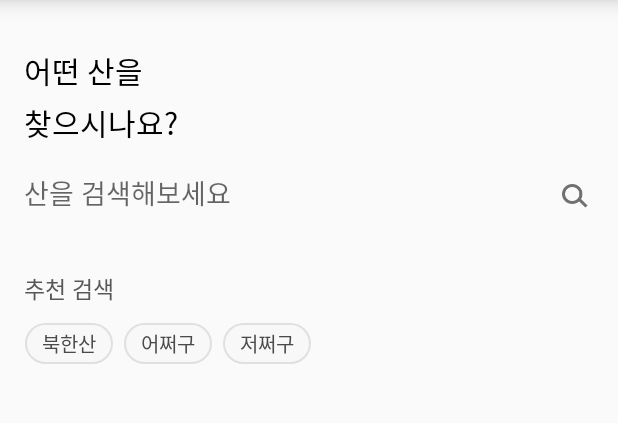
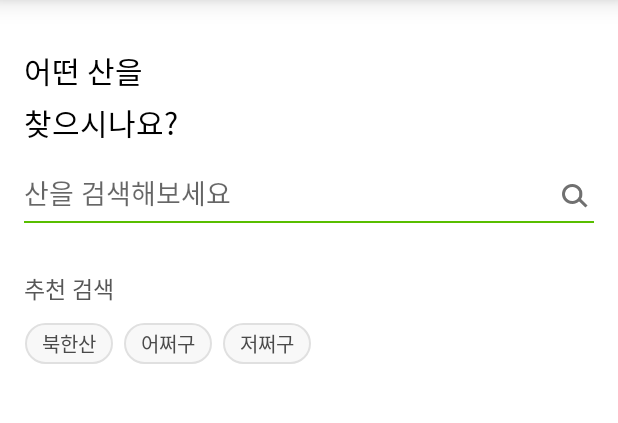
Before and after one commit to seoulsanta/Santa-Android, an Android app: the fragment SearchFragment shown on its own in the app's theme, after a tap on an icon or button, on a phone screen of 412 x 824 dp, the part 96-519 px from its top. Run offline under Robolectric (Android 15) with nearby library versions, the phone set to English and light mode, and no system bars; 1 statement that could not run was skipped.

Commit message:
Search 부분 보완 및 수정

```diff
--- a/SeoulSantaAndroid/app/src/main/java/com/yamgang/seoulsantaandroid/ui/login/LoginActivity.kt
+++ b/SeoulSantaAndroid/app/src/main/java/com/yamgang/seoulsantaandroid/ui/login/LoginActivity.kt
@@ -3,6 +3,7 @@ package com.yamgang.seoulsantaandroid.ui.login
 import androidx.appcompat.app.AppCompatActivity
 import android.os.Bundle
 import android.util.Log
+import android.widget.Toast
 import com.kakao.auth.AuthType
 import com.kakao.auth.Session
 import com.yamgang.seoulsantaandroid.R
@@ -16,6 +17,10 @@ class LoginActivity : AppCompatActivity() {
         setContentView(R.layout.activity_login)
 
         setOnClickListener()
+
+        btn_login_naver.setOnClickListener {
+            Toast.makeText(this, "서비스 준비 중입니다.", Toast.LENGTH_SHORT).show()
+        }
     }
 
     private fun setOnClickListener() {
--- a/SeoulSantaAndroid/app/src/main/java/com/yamgang/seoulsantaandroid/ui/search/SearchFragment.kt
+++ b/SeoulSantaAndroid/app/src/main/java/com/yamgang/seoulsantaandroid/ui/search/SearchFragment.kt
@@ -1,14 +1,17 @@
 package com.yamgang.seoulsantaandroid.ui.search
 
 import android.content.Context
-import android.content.Intent
+import android.graphics.Color
 import android.os.Bundle
+import android.text.Editable
+import android.text.TextWatcher
 import android.transition.TransitionManager
 import android.util.Log
 import android.view.LayoutInflater
 import android.view.View
 import android.view.ViewGroup
 import android.view.inputmethod.InputMethodManager
+import android.widget.Toast
 import androidx.constraintlayout.widget.ConstraintSet
 import androidx.core.view.isGone
 import androidx.fragment.app.Fragment
@@ -27,6 +30,7 @@ import com.yamgang.seoulsantaandroid.ui.search.adapter.SearchResultCourseRVAdapt
 import com.yamgang.seoulsantaandroid.util.ApplicationController
 import com.yamgang.seoulsantaandroid.util.NetworkService
 import kotlinx.android.synthetic.main.fragment_search.*
+import org.jetbrains.anko.backgroundColor
 import retrofit2.Call
 import retrofit2.Callback
 import retrofit2.Response
@@ -68,12 +72,18 @@ class SearchFragment : Fragment() {
         super.onActivityCreated(savedInstanceState)
         getMountainRecommend()
 
+        view_search.isSelected = true
+        view_search_detail.isSelected = true
+
 //        setVisible(search_container)
 //        setGone(search_detail_container)
 
         btn_search_icon.setOnClickListener {
             var search_word: String = edt_search_mountain.text.toString()
-            if (search_word != "") {
+            if (search_word.length < 2) {
+                Toast.makeText(this@SearchFragment.context!!, "두 글자 이상 입력해주세요 :)", Toast.LENGTH_SHORT).show()
+            } else {
+                view_search_detail.isSelected = true
                 getSearchResponse(search_word)
             }
         }
@@ -95,12 +105,23 @@ class SearchFragment : Fragment() {
 
         btn_search_detail.setOnClickListener {
             var search_word: String = edt_search_detail_word.text.toString()
-            getSearchResponse(search_word)
-            refreshFragment()
+            setGone(btn_search_detail)
+            setVisible(btn_search_x)
+
+            if (search_word.length < 2) {
+                Toast.makeText(this@SearchFragment.context!!, "두 글자 이상 입력해주세요 :)", Toast.LENGTH_SHORT).show()
+            } else {
+                view_search_detail.isSelected = true
+                getSearchResponse(search_word)
+            }
+            //refreshFragment()
         }
 
         btn_search_x.setOnClickListener {
             edt_search_detail_word.setText("")
+            view_search_detail.isSelected = false
+            setGone(btn_search_x)
+            setVisible(btn_search_detail)
             try {
                 // 키보드 포커스 주기
                 edt_search_detail_word.requestFocus()
@@ -108,16 +129,49 @@ class SearchFragment : Fragment() {
                 imm.showSoftInput(edt_search_mountain, 0)
             } catch (e: java.lang.Exception) {
             }
-            setGone(btn_search_x)
-            setVisible(btn_search_detail)
+
         }
-
 
         edt_search_detail_word.setOnClickListener {
             setGone(btn_search_x)
             setVisible(btn_search_detail)
         }
 
+        edt_search_detail_word.addTextChangedListener(object : TextWatcher {
+            override fun afterTextChanged(p0: Editable?) {
+            }
+            override fun beforeTextChanged(p0: CharSequence?, p1: Int, p2: Int, p3: Int) {
+            }
+
+            override fun onTextChanged(p0: CharSequence?, p1: Int, p2: Int, p3: Int) {
+                if (p0.toString().length < 2) {
+                    view_search_detail.isSelected = false
+                    view_search.backgroundColor = Color.GRAY
+                } else {
+                    view_search_detail.isSelected = true
+                    view_search.setBackgroundColor(getResources().getColor(R.color.colorMain))
+                }
+            }
+        })
+
+
+        edt_search_mountain.addTextChangedListener(object : TextWatcher {
+            override fun afterTextChanged(p0: Editable?) {
+            }
+
+            override fun beforeTextChanged(p0: CharSequence?, p1: Int, p2: Int, p3: Int) {
+            }
+
+            override fun onTextChanged(p0: CharSequence?, p1: Int, p2: Int, p3: Int) {
+                if (p0.toString().length < 2) {
+                    view_search.isSelected = false
+                    view_search.backgroundColor = Color.GRAY
+                } else {
+                    view_search.isSelected = true
+                    view_search.setBackgroundColor(getResources().getColor(R.color.colorMain))
+                }
+            }
+        })
     }
 
     // 산 검색 서버 통신
@@ -206,7 +260,7 @@ class SearchFragment : Fragment() {
 
     // 검색 결과가 있을 때
     fun getResults() {
-        if (search_detail_container.isGone){
+        if (search_detail_container.isGone) {
             setGone(search_container)
             setVisible(search_detail_container)
         }
@@ -218,7 +272,7 @@ class SearchFragment : Fragment() {
 
     // 검색 결과가 없을 때
     fun getNoResult() {
-        if (search_detail_container.isGone){
+        if (search_detail_container.isGone) {
             setGone(search_container)
             setVisible(search_detail_container)
         }
--- /dev/null
+++ b/SeoulSantaAndroid/app/src/main/res/drawable/selector_search_view.xml
@@ -0,0 +1,5 @@
+<?xml version="1.0" encoding="utf-8"?>
+<selector xmlns:android="http://schemas.android.com/apk/res/android">
+    <item android:state_selected="true" android:drawable="@drawable/colorFocused"/>
+    <item android:state_selected="false" android:drawable="@drawable/colorUnfocused"/>
+</selector>
--- a/SeoulSantaAndroid/app/src/main/res/layout/fragment_search.xml
+++ b/SeoulSantaAndroid/app/src/main/res/layout/fragment_search.xml
@@ -34,8 +34,8 @@
 
         <androidx.constraintlayout.widget.ConstraintLayout android:layout_width="match_parent"
                                                            android:layout_height="match_parent"
-                                                           android:id="@+id/cl_search"
-        >>
+                                                           android:background="@android:color/white"
+                                                           android:id="@+id/cl_search">
             <TextView
                     android:layout_width="wrap_content"
                     android:layout_height="wrap_content"
@@ -68,16 +68,17 @@
                     android:textColor="#575757"
                     android:textSize="15sp"
                     android:fontFamily="@font/kopubworlddotummedium"
-                    app:lineHeight="23sp" app:layout_constraintTop_toBottomOf="@+id/view"
-                    app:layout_constraintStart_toStartOf="@+id/view" android:layout_marginTop="32dp"/>
+                    app:lineHeight="23sp" app:layout_constraintTop_toBottomOf="@+id/view_search"
+                    app:layout_constraintStart_toStartOf="@+id/view_search" android:layout_marginTop="32dp"/>
             <View
                     android:layout_width="0dp"
                     android:layout_height="1dp"
-                    android:id="@+id/view"
+                    android:id="@+id/view_search"
                     android:textColor="@color/colorMain"
                     app:layout_constraintStart_toStartOf="@+id/edt_search_mountain"
                     app:layout_constraintEnd_toEndOf="parent" android:layout_marginEnd="16dp"
-                    app:layout_constraintTop_toBottomOf="@+id/edt_search_mountain"/>
+                    app:layout_constraintTop_toBottomOf="@+id/edt_search_mountain"
+                    android:background="@drawable/selector_search_view"/>
             <ImageView
                     android:layout_width="wrap_content"
                     android:layout_height="wrap_content" app:srcCompat="@drawable/santa_search"
@@ -85,7 +86,7 @@
                     android:padding="10dp" android:paddingRight="20dp"
                     android:paddingTop="20dp" android:layout_marginBottom="-1dp"
                     app:layout_constraintBottom_toBottomOf="@+id/edt_search_mountain" android:layout_marginEnd="-6dp"
-                    app:layout_constraintEnd_toEndOf="@+id/view"/>
+                    app:layout_constraintEnd_toEndOf="@+id/view_search"/>
             <androidx.constraintlayout.widget.ConstraintLayout
                     android:layout_width="wrap_content"
                     android:layout_height="wrap_content"
@@ -175,21 +176,23 @@
                 app:layout_constraintTop_toTopOf="parent" app:layout_constraintStart_toStartOf="parent"
                 app:layout_constraintBottom_toBottomOf="parent" app:layout_constraintHorizontal_bias="0.0"
                 app:layout_constraintVertical_bias="1.0"
+                android:background="@android:color/white"
                 android:id="@+id/cl_search_detail">>
             <View
                     android:layout_width="0dp"
                     android:layout_height="1dp"
-                    android:id="@+id/view2"
+                    android:id="@+id/view_search_detail"
                     android:textColor="@color/colorMain"
                     app:layout_constraintStart_toStartOf="parent" android:layout_marginStart="16dp"
                     app:layout_constraintEnd_toEndOf="parent" android:layout_marginEnd="16dp"
-                    app:layout_constraintTop_toTopOf="parent" android:layout_marginTop="49dp"/>
+                    app:layout_constraintTop_toTopOf="parent" android:layout_marginTop="49dp"
+                    android:background="@drawable/selector_search_view"/>
             <ImageView
                     android:src="@drawable/icon_x"
                     android:layout_width="wrap_content"
                     android:layout_height="wrap_content" android:id="@+id/btn_search_x"
                     android:padding="15dp"
-                    app:layout_constraintBottom_toTopOf="@+id/view2" app:layout_constraintEnd_toEndOf="@+id/view2"
+                    app:layout_constraintBottom_toTopOf="@+id/view_search_detail" app:layout_constraintEnd_toEndOf="@+id/view_search_detail"
                     android:layout_marginEnd="-8dp" android:layout_marginBottom="-8dp"/>
             <ImageView
                     android:src="@drawable/santa_search"
@@ -197,7 +200,7 @@
                     android:layout_height="wrap_content"
                     android:id="@+id/btn_search_detail"
                     android:padding="15dp" android:layout_marginEnd="-8dp"
-                    app:layout_constraintEnd_toEndOf="@+id/view2"
+                    app:layout_constraintEnd_toEndOf="@+id/view_search_detail"
                     app:layout_constraintBottom_toTopOf="@+id/search_result_container"
                     android:layout_marginBottom="-8dp" android:visibility="gone"/>
             <EditText
@@ -211,18 +214,20 @@
                     android:privateImeOptions="defaultInputmode=korean"
                     android:paddingRight="150dp" android:paddingTop="10dp"
                     android:paddingLeft="10dp" android:paddingBottom="10dp"
-                    app:layout_constraintBottom_toTopOf="@+id/view2"
+                    app:layout_constraintBottom_toTopOf="@+id/view_search_detail"
                     android:layout_marginBottom="-8dp" android:layout_marginStart="-10dp"
-                    app:layout_constraintStart_toStartOf="@+id/view2" android:textColor="#4e4e4e"/>
+                    app:layout_constraintStart_toStartOf="@+id/view_search_detail" android:textColor="#4e4e4e"/>
             <FrameLayout android:layout_width="0dp"
                          android:layout_height="wrap_content"
                          android:id="@+id/search_result_container"
-                         app:layout_constraintTop_toBottomOf="@+id/view2"
+                         app:layout_constraintTop_toBottomOf="@+id/view_search_detail"
                          app:layout_constraintStart_toStartOf="parent"
                          app:layout_constraintEnd_toEndOf="parent" android:visibility="visible">>
                 <androidx.constraintlayout.widget.ConstraintLayout
                         android:layout_width="match_parent"
-                        android:layout_height="wrap_content" android:id="@+id/cl_search_result">
+                        android:layout_height="wrap_content"
+                        android:background="@android:color/white"
+                        android:id="@+id/cl_search_result">
                     <ImageView
                             android:src="@drawable/mountain"
                             android:layout_width="wrap_content"
@@ -326,7 +331,9 @@
 
                 <androidx.constraintlayout.widget.ConstraintLayout
                         android:layout_width="match_parent"
-                        android:layout_height="match_parent" android:id="@+id/cl_search_result_no_item">
+                        android:layout_height="match_parent"
+                        android:background="@android:color/white"
+                        android:id="@+id/cl_search_result_no_item">
                     <ImageView
                             android:src="@drawable/mt_no_item_icon"
                             android:layout_width="wrap_content"
--- a/SeoulSantaAndroid/app/src/main/res/values/colors.xml
+++ b/SeoulSantaAndroid/app/src/main/res/values/colors.xml
@@ -7,4 +7,6 @@
     <color name="textWhite">#ffffff</color>
     <color name="colorMain">#58be00</color>
     <color name="badgeTitleText">#575757</color>
+    <drawable name="colorFocused">#58be00</drawable>
+    <drawable name="colorUnfocused">#575757</drawable>
 </resources>
```
Also changed, not shown: SeoulSantaAndroid/app/src/main/java/com/yamgang/seoulsantaandroid/ui/search/adapter/SearchResultCourseRVAdapter.kt (+9 -0 lines).
